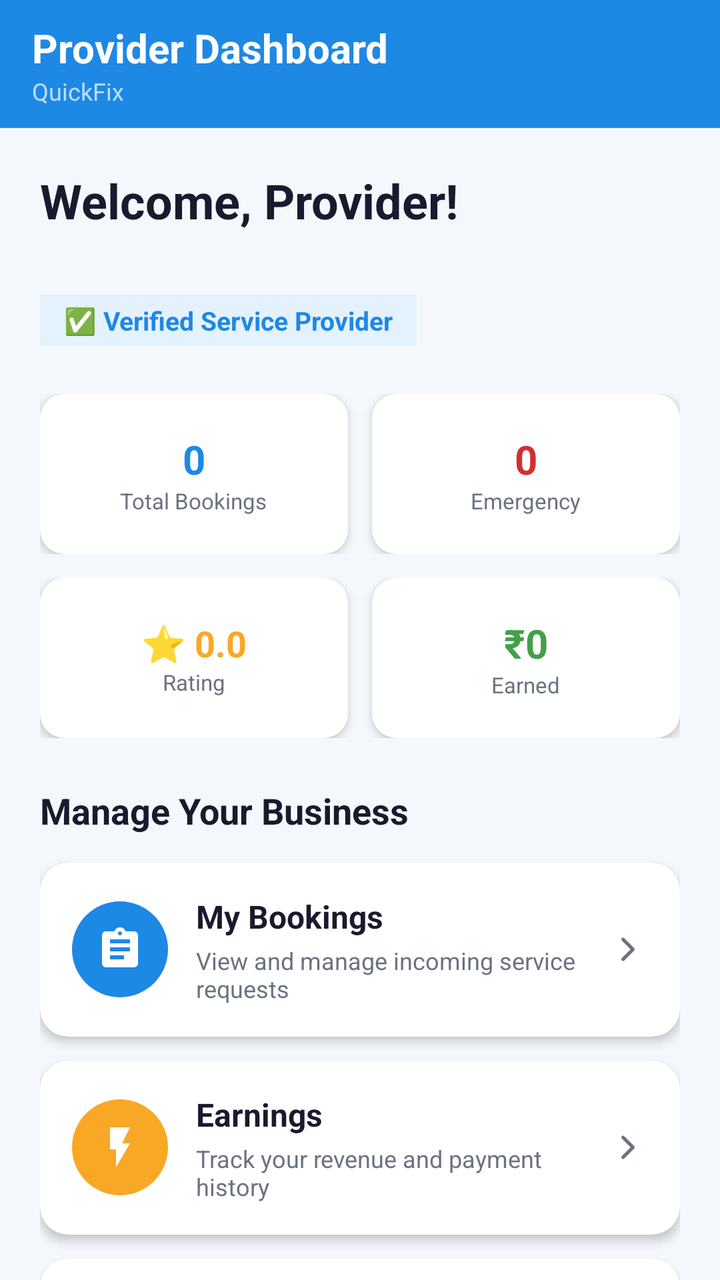
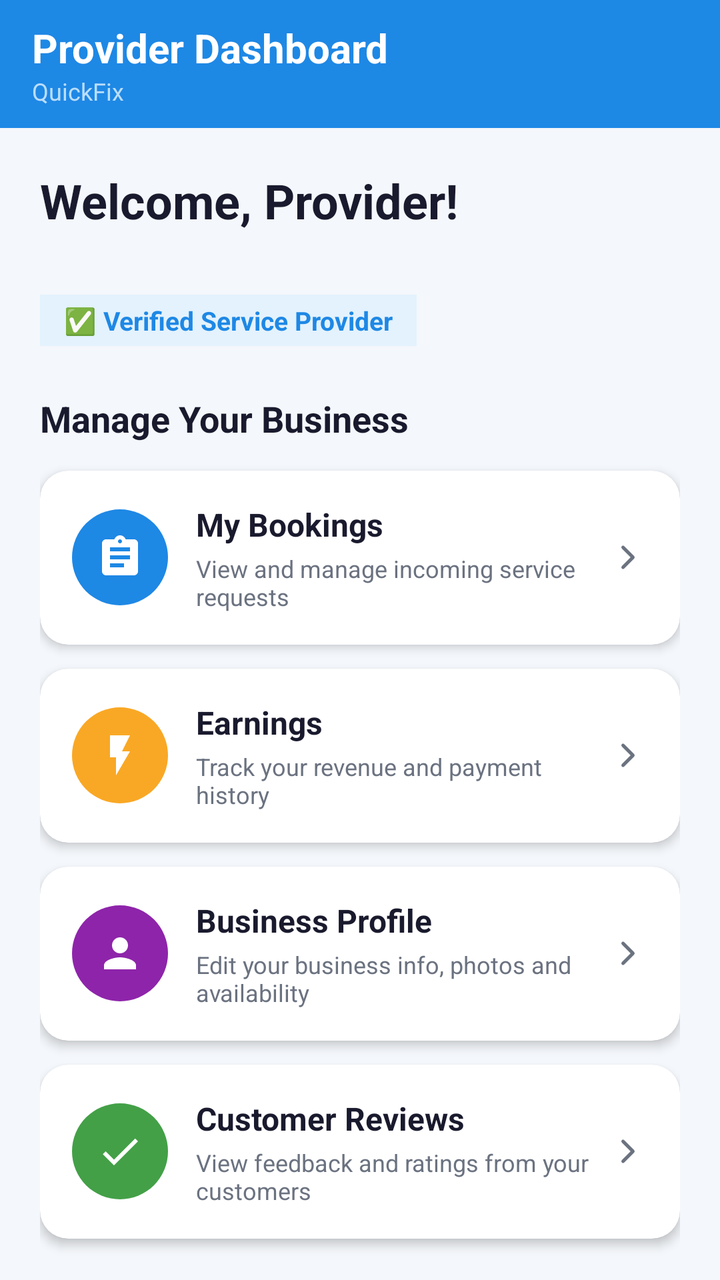

Before-and-after screenshots of an Android layout around one commit, followed by the original layout XML and the change that was made.
<!-- AndroidManifest.xml: application theme Theme.QuickFix -->
<!-- res/layout/activity_provider_dashboard.xml -->
<?xml version="1.0" encoding="utf-8"?>
<androidx.coordinatorlayout.widget.CoordinatorLayout
    xmlns:android="http://schemas.android.com/apk/res/android"
    xmlns:app="http://schemas.android.com/apk/res-auto"
    android:layout_width="match_parent"
    android:layout_height="match_parent"
    android:background="@color/screen_background">

    
    <com.google.android.material.appbar.AppBarLayout
        android:layout_width="match_parent"
        android:layout_height="wrap_content"
        app:elevation="4dp">

        <androidx.appcompat.widget.Toolbar
            android:id="@+id/providerToolbar"
            android:layout_width="match_parent"
            android:layout_height="64dp"
            android:background="@color/primary"
            android:paddingStart="4dp"
            android:paddingEnd="16dp">

            <LinearLayout
                android:layout_width="match_parent"
                android:layout_height="match_parent"
                android:gravity="center_vertical"
                android:orientation="vertical">

                <TextView
                    android:layout_width="wrap_content"
                    android:layout_height="wrap_content"
                    android:text="Provider Dashboard"
                    android:textColor="@color/white"
                    android:textSize="20sp"
                    android:textStyle="bold" />

                <TextView
                    android:layout_width="wrap_content"
                    android:layout_height="wrap_content"
                    android:text="QuickFix"
                    android:textColor="#BBDEFB"
                    android:textSize="12sp" />

            </LinearLayout>

        </androidx.appcompat.widget.Toolbar>

    </com.google.android.material.appbar.AppBarLayout>

    
    <androidx.core.widget.NestedScrollView
        android:layout_width="match_parent"
        android:layout_height="match_parent"
        android:clipToPadding="false"
        android:paddingBottom="24dp"
        app:layout_behavior="@string/appbar_scrolling_view_behavior">

        <LinearLayout
            android:layout_width="match_parent"
            android:layout_height="wrap_content"
            android:orientation="vertical"
            android:padding="20dp">

            
            <LinearLayout
                android:layout_width="match_parent"
                android:layout_height="wrap_content"
                android:layout_marginBottom="24dp"
                android:orientation="vertical">

                <TextView
                    android:id="@+id/providerNameText"
                    android:layout_width="wrap_content"
                    android:layout_height="wrap_content"
                    android:text="Welcome, Provider!"
                    android:textColor="@color/text_primary"
                    android:textSize="24sp"
                    android:textStyle="bold" />

                <TextView
                    android:id="@+id/providerEmailText"
                    android:layout_width="wrap_content"
                    android:layout_height="wrap_content"
                    android:layout_marginTop="4dp"
                    android:textColor="@color/text_secondary"
                    android:textSize="14sp" />

                <TextView
                    android:id="@+id/tvDashboardBusinessName"
                    android:layout_width="wrap_content"
                    android:layout_height="wrap_content"
                    android:layout_marginTop="4dp"
                    android:textColor="@color/text_secondary"
                    android:textSize="14sp"
                    android:visibility="gone" />

                <TextView
                    android:id="@+id/tvDashboardServiceName"
                    android:layout_width="wrap_content"
                    android:layout_height="wrap_content"
                    android:layout_marginTop="2dp"
                    android:textColor="@color/text_secondary"
                    android:textSize="14sp"
                    android:visibility="gone" />

                
                <TextView
                    android:layout_width="wrap_content"
                    android:layout_height="wrap_content"
                    android:layout_marginTop="8dp"
                    android:background="@color/primary_light"
                    android:paddingStart="12dp"
                    android:paddingEnd="12dp"
                    android:paddingTop="4dp"
                    android:paddingBottom="4dp"
                    android:text="✅ Verified Service Provider"
                    android:textColor="@color/primary"
                    android:textSize="13sp"
                    android:textStyle="bold" />

            </LinearLayout>

            
            <LinearLayout
                android:layout_width="match_parent"
                android:layout_height="wrap_content"
                android:layout_marginBottom="12dp"
                android:orientation="horizontal"
                android:weightSum="2">

                
                <androidx.cardview.widget.CardView
                    android:layout_width="0dp"
                    android:layout_height="80dp"
                    android:layout_marginEnd="6dp"
                    android:layout_weight="1"
                    app:cardCornerRadius="12dp"
                    app:cardElevation="3dp">
                    <LinearLayout
                        android:layout_width="match_parent"
                        android:layout_height="match_parent"
                        android:gravity="center"
                        android:orientation="vertical">
                        <TextView
                            android:id="@+id/tvStatsBookings"
                            android:layout_width="wrap_content"
                            android:layout_height="wrap_content"
                            android:text="0"
                            android:textColor="@color/primary"
                            android:textSize="20sp"
                            android:textStyle="bold" />
                        <TextView
                            android:layout_width="wrap_content"
                            android:layout_height="wrap_content"
                            android:text="Total Bookings"
                            android:textColor="@color/text_secondary"
                            android:textSize="11sp" />
                    </LinearLayout>
                </androidx.cardview.widget.CardView>

                
                <androidx.cardview.widget.CardView
                    android:layout_width="0dp"
                    android:layout_height="80dp"
                    android:layout_marginStart="6dp"
                    android:layout_weight="1"
                    app:cardCornerRadius="12dp"
                    app:cardElevation="3dp">
                    <LinearLayout
                        android:layout_width="match_parent"
                        android:layout_height="match_parent"
                        android:gravity="center"
                        android:orientation="vertical">
                        <TextView
                            android:id="@+id/tvStatsEmergency"
                            android:layout_width="wrap_content"
                            android:layout_height="wrap_content"
                            android:text="0"
                            android:textColor="@color/emergency_red"
                            android:textSize="20sp"
                            android:textStyle="bold" />
                        <TextView
                            android:layout_width="wrap_content"
                            android:layout_height="wrap_content"
                            android:text="Emergency"
                            android:textColor="@color/text_secondary"
                            android:textSize="11sp" />
                    </LinearLayout>
                </androidx.cardview.widget.CardView>
            </LinearLayout>

            
            <LinearLayout
                android:layout_width="match_parent"
                android:layout_height="wrap_content"
                android:layout_marginBottom="24dp"
                android:orientation="horizontal"
                android:weightSum="2">

                
                <androidx.cardview.widget.CardView
                    android:id="@+id/cardRating"
                    android:layout_width="0dp"
                    android:layout_height="80dp"
                    android:layout_marginEnd="6dp"
                    android:layout_weight="1"
                    android:clickable="true"
                    android:focusable="true"
                    app:cardCornerRadius="12dp"
                    app:cardElevation="3dp">
                    <LinearLayout
                        android:layout_width="match_parent"
                        android:layout_height="match_parent"
                        android:gravity="center"
                        android:orientation="vertical">
                        <TextView
                            android:id="@+id/tvStatsRating"
                            android:layout_width="wrap_content"
                            android:layout_height="wrap_content"
                            android:text="⭐ 0.0"
                            android:textColor="@color/cat_electrical"
                            android:textSize="18sp"
                            android:textStyle="bold" />
                        <TextView
                            android:layout_width="wrap_content"
                            android:layout_height="wrap_content"
                            android:text="Rating"
                            android:textColor="@color/text_secondary"
                            android:textSize="11sp" />
                    </LinearLayout>
                </androidx.cardview.widget.CardView>

                
                <androidx.cardview.widget.CardView
                    android:layout_width="0dp"
                    android:layout_height="80dp"
                    android:layout_marginStart="6dp"
                    android:layout_weight="1"
                    app:cardCornerRadius="12dp"
                    app:cardElevation="3dp">
                    <LinearLayout
                        android:layout_width="match_parent"
                        android:layout_height="match_parent"
                        android:gravity="center"
                        android:orientation="vertical">
                        <TextView
                            android:id="@+id/tvStatsEarnings"
                            android:layout_width="wrap_content"
                            android:layout_height="wrap_content"
                            android:text="₹0"
                            android:textColor="@color/accent_green"
                            android:textSize="20sp"
                            android:textStyle="bold" />
                        <TextView
                            android:layout_width="wrap_content"
                            android:layout_height="wrap_content"
                            android:text="Earned"
                            android:textColor="@color/text_secondary"
                            android:textSize="11sp" />
                    </LinearLayout>
                </androidx.cardview.widget.CardView>
            </LinearLayout>

            
            <TextView
                android:layout_width="wrap_content"
                android:layout_height="wrap_content"
                android:layout_marginBottom="14dp"
                android:text="Manage Your Business"
                android:textColor="@color/text_primary"
                android:textSize="18sp"
                android:textStyle="bold" />

            
            <androidx.cardview.widget.CardView
                android:id="@+id/cardMyBookings"
                android:layout_width="match_parent"
                android:layout_height="wrap_content"
                android:layout_marginBottom="12dp"
                android:clickable="true"
                android:focusable="true"
                app:cardCornerRadius="14dp"
                app:cardElevation="3dp">

                <LinearLayout
                    android:layout_width="match_parent"
                    android:layout_height="wrap_content"
                    android:gravity="center_vertical"
                    android:orientation="horizontal"
                    android:padding="16dp">

                    <FrameLayout
                        android:layout_width="48dp"
                        android:layout_height="48dp"
                        android:background="@drawable/bg_category_blue">
                        <ImageView
                            android:layout_width="24dp"
                            android:layout_height="24dp"
                            android:layout_gravity="center"
                            android:src="@drawable/ic_bookings"
                            app:tint="@color/white"
                            android:contentDescription="Bookings" />
                    </FrameLayout>

                    <LinearLayout
                        android:layout_width="0dp"
                        android:layout_height="wrap_content"
                        android:layout_weight="1"
                        android:orientation="vertical"
                        android:paddingStart="14dp">
                        <TextView
                            android:layout_width="wrap_content"
                            android:layout_height="wrap_content"
                            android:text="My Bookings"
                            android:textColor="@color/text_primary"
                            android:textSize="16sp"
                            android:textStyle="bold" />
                        <TextView
                            android:layout_width="wrap_content"
                            android:layout_height="wrap_content"
                            android:layout_marginTop="3dp"
                            android:text="View and manage incoming service requests"
                            android:textColor="@color/text_secondary"
                            android:textSize="12sp" />
                    </LinearLayout>

                    <ImageView
                        android:layout_width="20dp"
                        android:layout_height="20dp"
                        android:src="@drawable/ic_arrow_right"
                        app:tint="@color/text_secondary"
                        android:contentDescription="Go" />

                </LinearLayout>
            </androidx.cardview.widget.CardView>

            
            <androidx.cardview.widget.CardView
                android:id="@+id/cardEarnings"
                android:layout_width="match_parent"
                android:layout_height="wrap_content"
                android:layout_marginBottom="12dp"
                android:clickable="true"
                android:focusable="true"
                app:cardCornerRadius="14dp"
                app:cardElevation="3dp">

                <LinearLayout
                    android:layout_width="match_parent"
                    android:layout_height="wrap_content"
                    android:gravity="center_vertical"
                    android:orientation="horizontal"
                    android:padding="16dp">

                    <FrameLayout
                        android:layout_width="48dp"
                        android:layout_height="48dp"
                        android:background="@drawable/bg_category_yellow">
                        <ImageView
                            android:layout_width="24dp"
                            android:layout_height="24dp"
                            android:layout_gravity="center"
                            android:src="@drawable/ic_electrical"
                            app:tint="@color/white"
                            android:contentDescription="Earnings" />
                    </FrameLayout>

                    <LinearLayout
                        android:layout_width="0dp"
                        android:layout_height="wrap_content"
                        android:layout_weight="1"
                        android:orientation="vertical"
                        android:paddingStart="14dp">
                        <TextView
                            android:layout_width="wrap_content"
                            android:layout_height="wrap_content"
                            android:text="Earnings"
                            android:textColor="@color/text_primary"
                            android:textSize="16sp"
                            android:textStyle="bold" />
                        <TextView
                            android:layout_width="wrap_content"
                            android:layout_height="wrap_content"
                            android:layout_marginTop="3dp"
                            android:text="Track your revenue and payment history"
                            android:textColor="@color/text_secondary"
                            android:textSize="12sp" />
                    </LinearLayout>

                    <ImageView
                        android:layout_width="20dp"
                        android:layout_height="20dp"
                        android:src="@drawable/ic_arrow_right"
                        app:tint="@color/text_secondary"
                        android:contentDescription="Go" />

                </LinearLayout>
            </androidx.cardview.widget.CardView>

            
            <androidx.cardview.widget.CardView
                android:id="@+id/cardProfile"
                android:layout_width="match_parent"
                android:layout_height="wrap_content"
                android:layout_marginBottom="12dp"
                android:clickable="true"
                android:focusable="true"
                app:cardCornerRadius="14dp"
                app:cardElevation="3dp">

                <LinearLayout
                    android:layout_width="match_parent"
                    android:layout_height="wrap_content"
                    android:gravity="center_vertical"
                    android:orientation="horizontal"
                    android:padding="16dp">

                    <FrameLayout
                        android:layout_width="48dp"
                        android:layout_height="48dp"
                        android:background="@drawable/bg_category_purple">
                        <ImageView
                            android:layout_width="24dp"
                            android:layout_height="24dp"
                            android:layout_gravity="center"
                            android:src="@drawable/ic_profile"
                            app:tint="@color/white"
                            android:contentDescription="Profile" />
                    </FrameLayout>

                    <LinearLayout
                        android:layout_width="0dp"
                        android:layout_height="wrap_content"
                        android:layout_weight="1"
                        android:orientation="vertical"
                        android:paddingStart="14dp">
                        <TextView
                            android:layout_width="wrap_content"
                            android:layout_height="wrap_content"
                            android:text="Business Profile"
                            android:textColor="@color/text_primary"
                            android:textSize="16sp"
                            android:textStyle="bold" />
                        <TextView
                            android:layout_width="wrap_content"
                            android:layout_height="wrap_content"
                            android:layout_marginTop="3dp"
                            android:text="Edit your business info, photos and availability"
                            android:textColor="@color/text_secondary"
                            android:textSize="12sp" />
                    </LinearLayout>

                    <ImageView
                        android:layout_width="20dp"
                        android:layout_height="20dp"
                        android:src="@drawable/ic_arrow_right"
                        app:tint="@color/text_secondary"
                        android:contentDescription="Go" />

                </LinearLayout>
            </androidx.cardview.widget.CardView>

            
            <androidx.cardview.widget.CardView
                android:id="@+id/cardReviews"
                android:layout_width="match_parent"
                android:layout_height="wrap_content"
                android:layout_marginBottom="12dp"
                android:clickable="true"
                android:focusable="true"
                app:cardCornerRadius="14dp"
                app:cardElevation="3dp">

                <LinearLayout
                    android:layout_width="match_parent"
                    android:layout_height="wrap_content"
                    android:gravity="center_vertical"
                    android:orientation="horizontal"
                    android:padding="16dp">

                    <FrameLayout
                        android:layout_width="48dp"
                        android:layout_height="48dp"
                        android:background="@drawable/bg_category_green">
                        <ImageView
                            android:layout_width="24dp"
                            android:layout_height="24dp"
                            android:layout_gravity="center"
                            android:src="@drawable/ic_check"
                            app:tint="@color/white"
                            android:contentDescription="Reviews" />
                    </FrameLayout>

                    <LinearLayout
                        android:layout_width="0dp"
                        android:layout_height="wrap_content"
                        android:layout_weight="1"
                        android:orientation="vertical"
                        android:paddingStart="14dp">
                        <TextView
                            android:layout_width="wrap_content"
                            android:layout_height="wrap_content"
                            android:text="Customer Reviews"
                            android:textColor="@color/text_primary"
                            android:textSize="16sp"
                            android:textStyle="bold" />
                        <TextView
                            android:layout_width="wrap_content"
                            android:layout_height="wrap_content"
                            android:layout_marginTop="3dp"
                            android:text="View feedback and ratings from your customers"
                            android:textColor="@color/text_secondary"
                            android:textSize="12sp" />
                    </LinearLayout>

                    <ImageView
                        android:layout_width="20dp"
                        android:layout_height="20dp"
                        android:src="@drawable/ic_arrow_right"
                        app:tint="@color/text_secondary"
                        android:contentDescription="Go" />

                </LinearLayout>
            </androidx.cardview.widget.CardView>

            
            <com.google.android.material.button.MaterialButton
                android:id="@+id/btnBackToHome"
                android:layout_width="match_parent"
                android:layout_height="52dp"
                android:layout_marginTop="8dp"
                android:text="← Back to Home (Use as Customer)"
                android:textColor="@color/primary"
                android:textSize="14sp"
                android:textStyle="bold"
                app:backgroundTint="@color/primary_light"
                app:cornerRadius="12dp" />

        </LinearLayout>

    </androidx.core.widget.NestedScrollView>

</androidx.coordinatorlayout.widget.CoordinatorLayout>
<!-- resources referenced by this layout -->
<resources>
  <color name="accent_green">#43A047</color>
  <color name="cat_electrical">#F9A825</color>
  <color name="emergency_red">#D32F2F</color>
  <color name="primary">#1E88E5</color>
  <color name="primary_light">#E3F2FD</color>
  <color name="screen_background">#F4F7FB</color>
  <color name="text_primary">#1A1A2E</color>
  <color name="text_secondary">#6B7280</color>
  <color name="white">#FFFFFFFF</color>
  <!-- drawable bg_category_blue (drawable) -->
  <?xml version="1.0" encoding="utf-8"?>
  <shape xmlns:android="http://schemas.android.com/apk/res/android"
      android:shape="oval">
      <solid android:color="@color/primary" />
  </shape>
  <!-- drawable bg_category_green (drawable) -->
  <?xml version="1.0" encoding="utf-8"?>
  <shape xmlns:android="http://schemas.android.com/apk/res/android" android:shape="oval">
      <solid android:color="@color/cat_cleaning" />
  </shape>
  <!-- drawable bg_category_purple (drawable) -->
  <?xml version="1.0" encoding="utf-8"?>
  <shape xmlns:android="http://schemas.android.com/apk/res/android" android:shape="oval">
      <solid android:color="@color/cat_painting" />
  </shape>
  <!-- drawable bg_category_yellow (drawable) -->
  <?xml version="1.0" encoding="utf-8"?>
  <shape xmlns:android="http://schemas.android.com/apk/res/android" android:shape="oval">
      <solid android:color="@color/cat_electrical" />
  </shape>
  <!-- drawable ic_check (drawable) -->
  <vector xmlns:android="http://schemas.android.com/apk/res/android"
      android:width="24dp"
      android:height="24dp"
      android:viewportWidth="24"
      android:viewportHeight="24">
      <path
          android:fillColor="#FFFFFF"
          android:pathData="M9,16.17L4.83,12l-1.42,1.41L9,19 21,7l-1.41,-1.41z"/>
  </vector>
  <!-- drawable ic_electrical (drawable) -->
  <vector xmlns:android="http://schemas.android.com/apk/res/android"
      android:width="28dp"
      android:height="28dp"
      android:viewportWidth="24"
      android:viewportHeight="24">
      <path android:fillColor="#FFFFFF"
          android:pathData="M7,2v11h3v9l7,-12h-4l4,-8z"/>
  </vector>
  <style name="Theme.QuickFix" parent="Base.Theme.QuickFix" />
  <color name="cat_cleaning">#43A047</color>
  <color name="cat_painting">#8E24AA</color>
  <color name="primary_dark">#1565C0</color>
  <color name="card_bg">#FFFFFF</color>
  <color name="surface_variant">#F5F7FA</color>
  <color name="divider">#E5E7EB</color>
  <style name="Theme.QuickFix.AdminDialog" parent="ThemeOverlay.Material3.MaterialAlertDialog">
          <item name="colorSurface">@color/card_bg</item>
          <item name="colorOnSurface">@color/text_primary</item>
          <item name="colorOutline">@color/divider</item>
      </style>
  <style name="Theme.QuickFix.BottomSheet" parent="ThemeOverlay.Material3.BottomSheetDialog">
          <item name="colorSurface">@color/card_bg</item>
          <item name="colorOnSurface">@color/text_primary</item>
          <item name="android:colorBackground">@color/card_bg</item>
      </style>
  <style name="Widget.QuickFix.Button" parent="Widget.Material3.Button">
          <item name="backgroundTint">@color/primary</item>
          <item name="android:textColor">@color/white</item>
      </style>
  <style name="Widget.QuickFix.Chip.Filter" parent="Widget.Material3.Chip.Filter">
          <item name="chipBackgroundColor">@color/surface_variant</item>
          <item name="android:textColor">@color/text_primary</item>
          <item name="checkedIconTint">@color/primary</item>
      </style>
  <color name="input_background">#FFFFFF</color>
  <color name="input_stroke">#1E88E5</color>
  <color name="error_red">#D32F2F</color>
  <color name="input_hint">#6B7280</color>
  <color name="input_icon">#455A64</color>
  <!-- unchanged entries left out for length: 5 -->
</resources>

<!-- the commit's change to res/layout/activity_provider_dashboard.xml (unified diff, before → after) -->
@@ -118,147 +118,6 @@
                     android:textSize="13sp"
                     android:textStyle="bold" />
 
-            </LinearLayout>
-
-            
-            <LinearLayout
-                android:layout_width="match_parent"
-                android:layout_height="wrap_content"
-                android:layout_marginBottom="12dp"
-                android:orientation="horizontal"
-                android:weightSum="2">
-
-                
-                <androidx.cardview.widget.CardView
-                    android:layout_width="0dp"
-                    android:layout_height="80dp"
-                    android:layout_marginEnd="6dp"
-                    android:layout_weight="1"
-                    app:cardCornerRadius="12dp"
-                    app:cardElevation="3dp">
-                    <LinearLayout
-                        android:layout_width="match_parent"
-                        android:layout_height="match_parent"
-                        android:gravity="center"
-                        android:orientation="vertical">
-                        <TextView
-                            android:id="@+id/tvStatsBookings"
-                            android:layout_width="wrap_content"
-                            android:layout_height="wrap_content"
-                            android:text="0"
-                            android:textColor="@color/primary"
-                            android:textSize="20sp"
-                            android:textStyle="bold" />
-                        <TextView
-                            android:layout_width="wrap_content"
-                            android:layout_height="wrap_content"
-                            android:text="Total Bookings"
-                            android:textColor="@color/text_secondary"
-                            android:textSize="11sp" />
-                    </LinearLayout>
-                </androidx.cardview.widget.CardView>
-
-                
-                <androidx.cardview.widget.CardView
-                    android:layout_width="0dp"
-                    android:layout_height="80dp"
-                    android:layout_marginStart="6dp"
-                    android:layout_weight="1"
-                    app:cardCornerRadius="12dp"
-                    app:cardElevation="3dp">
-                    <LinearLayout
-                        android:layout_width="match_parent"
-                        android:layout_height="match_parent"
-                        android:gravity="center"
-                        android:orientation="vertical">
-                        <TextView
-                            android:id="@+id/tvStatsEmergency"
-                            android:layout_width="wrap_content"
-                            android:layout_height="wrap_content"
-                            android:text="0"
-                            android:textColor="@color/emergency_red"
-                            android:textSize="20sp"
-                            android:textStyle="bold" />
-                        <TextView
-                            android:layout_width="wrap_content"
-                            android:layout_height="wrap_content"
-                            android:text="Emergency"
-                            android:textColor="@color/text_secondary"
-                            android:textSize="11sp" />
-                    </LinearLayout>
-                </androidx.cardview.widget.CardView>
-            </LinearLayout>
-
-            
-            <LinearLayout
-                android:layout_width="match_parent"
-                android:layout_height="wrap_content"
-                android:layout_marginBottom="24dp"
-                android:orientation="horizontal"
-                android:weightSum="2">
-
-                
-                <androidx.cardview.widget.CardView
-                    android:id="@+id/cardRating"
-                    android:layout_width="0dp"
-                    android:layout_height="80dp"
-                    android:layout_marginEnd="6dp"
-                    android:layout_weight="1"
-                    android:clickable="true"
-                    android:focusable="true"
-                    app:cardCornerRadius="12dp"
-                    app:cardElevation="3dp">
-                    <LinearLayout
-                        android:layout_width="match_parent"
-                        android:layout_height="match_parent"
-                        android:gravity="center"
-                        android:orientation="vertical">
-                        <TextView
-                            android:id="@+id/tvStatsRating"
-                            android:layout_width="wrap_content"
-                            android:layout_height="wrap_content"
-                            android:text="⭐ 0.0"
-                            android:textColor="@color/cat_electrical"
-                            android:textSize="18sp"
-                            android:textStyle="bold" />
-                        <TextView
-                            android:layout_width="wrap_content"
-                            android:layout_height="wrap_content"
-                            android:text="Rating"
-                            android:textColor="@color/text_secondary"
-                            android:textSize="11sp" />
-                    </LinearLayout>
-                </androidx.cardview.widget.CardView>
-
-                
-                <androidx.cardview.widget.CardView
-                    android:layout_width="0dp"
-                    android:layout_height="80dp"
-                    android:layout_marginStart="6dp"
-                    android:layout_weight="1"
-                    app:cardCornerRadius="12dp"
-                    app:cardElevation="3dp">
-                    <LinearLayout
-                        android:layout_width="match_parent"
-                        android:layout_height="match_parent"
-                        android:gravity="center"
-                        android:orientation="vertical">
-                        <TextView
-                            android:id="@+id/tvStatsEarnings"
-                            android:layout_width="wrap_content"
-                            android:layout_height="wrap_content"
-                            android:text="₹0"
-                            android:textColor="@color/accent_green"
-                            android:textSize="20sp"
-                            android:textStyle="bold" />
-                        <TextView
-                            android:layout_width="wrap_content"
-                            android:layout_height="wrap_content"
-                            android:text="Earned"
-                            android:textColor="@color/text_secondary"
-                            android:textSize="11sp" />
-                    </LinearLayout>
-                </androidx.cardview.widget.CardView>
             </LinearLayout>
 
             
<!-- resource entries referenced after the edit -->
@@ -2,7 +2,6 @@
 <resources>
   <color name="accent_green">#43A047</color>
   <color name="cat_electrical">#F9A825</color>
-  <color name="emergency_red">#D32F2F</color>
   <color name="primary">#1E88E5</color>
   <color name="primary_light">#E3F2FD</color>
   <color name="screen_background">#F4F7FB</color>
